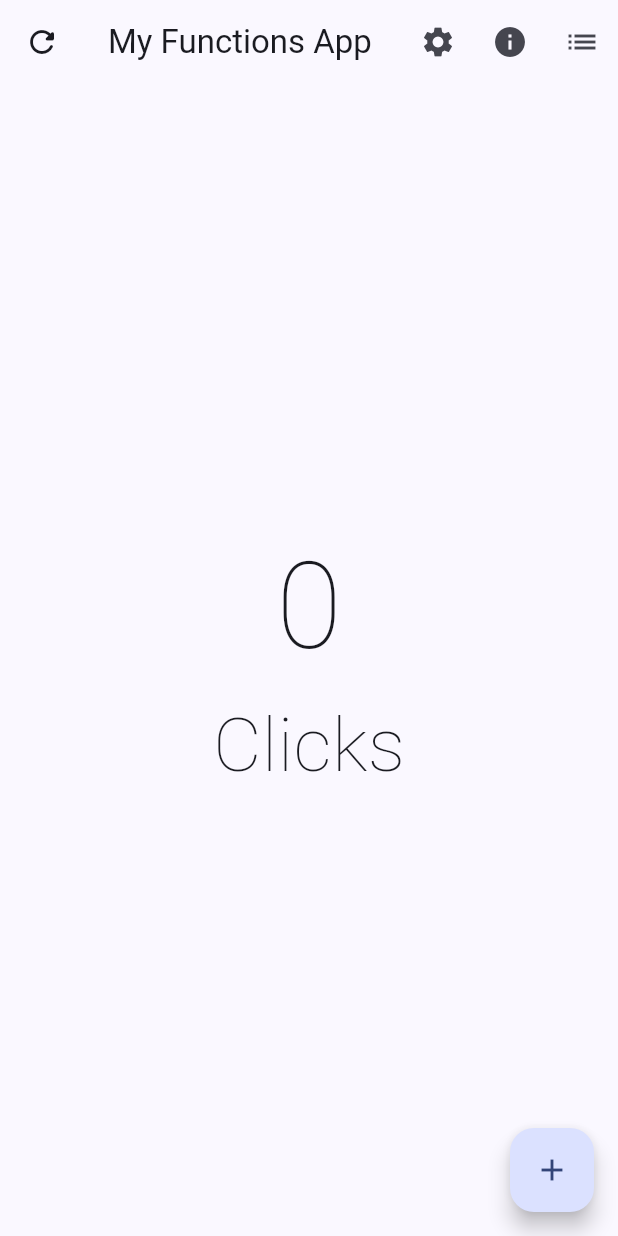
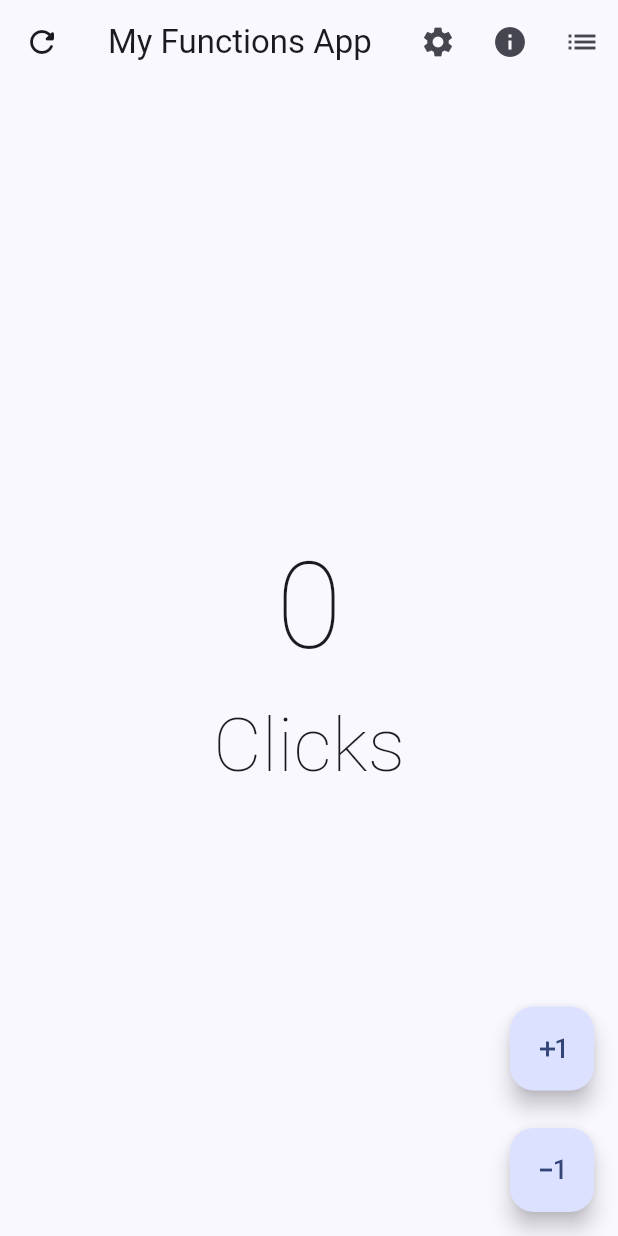
Before and after one commit to Boris-XD/Flutter-Init, a Flutter app: the screen it shows after launch, after a tap on the "refresh" icon, on a phone screen of 412 x 824 dp. Run offline on Flutter 3.47's test engine with Material 2 defaults, Android fonts, the phone set to English and light mode, and no system bars.

Commit message:
Add icons in footer - FloatingActionButton

```diff
--- a/lib/presentation/screens/counter_functions_screen.dart
+++ b/lib/presentation/screens/counter_functions_screen.dart
@@ -18,7 +18,8 @@ class _CounterFunctionsScreeenState extends State<CounterFunctionsScreeen> {
             title: const Text("My Functions App"),
             leading: IconButton(
               onPressed: () {
-
+                clickCounter = 0;
+                setState(() {});
               },
               icon: const Icon(Icons.refresh_rounded),
             ),
@@ -52,13 +53,26 @@ class _CounterFunctionsScreeenState extends State<CounterFunctionsScreeen> {
               ],
             )
           ),
-          floatingActionButton: FloatingActionButton(
-            onPressed: () {
-              clickCounter++;
-              setState(() {});
-            },
-            child: const Icon(Icons.add)
-            ),
+          floatingActionButton: Column(
+            mainAxisAlignment: MainAxisAlignment.end,
+            children: [
+              FloatingActionButton(
+                onPressed: () {
+                  clickCounter++;
+                  setState(() {});
+                },
+                child: const Icon(Icons.exposure_plus_1_outlined)
+                ),
+                const SizedBox(height: 25.0,),
+                FloatingActionButton(
+                onPressed: () {
+                  clickCounter--;
+                  setState(() {});
+                },
+                child: const Icon(Icons.exposure_minus_1_outlined)
+                ),
+            ],
+          )
         );
   }
 }
```
